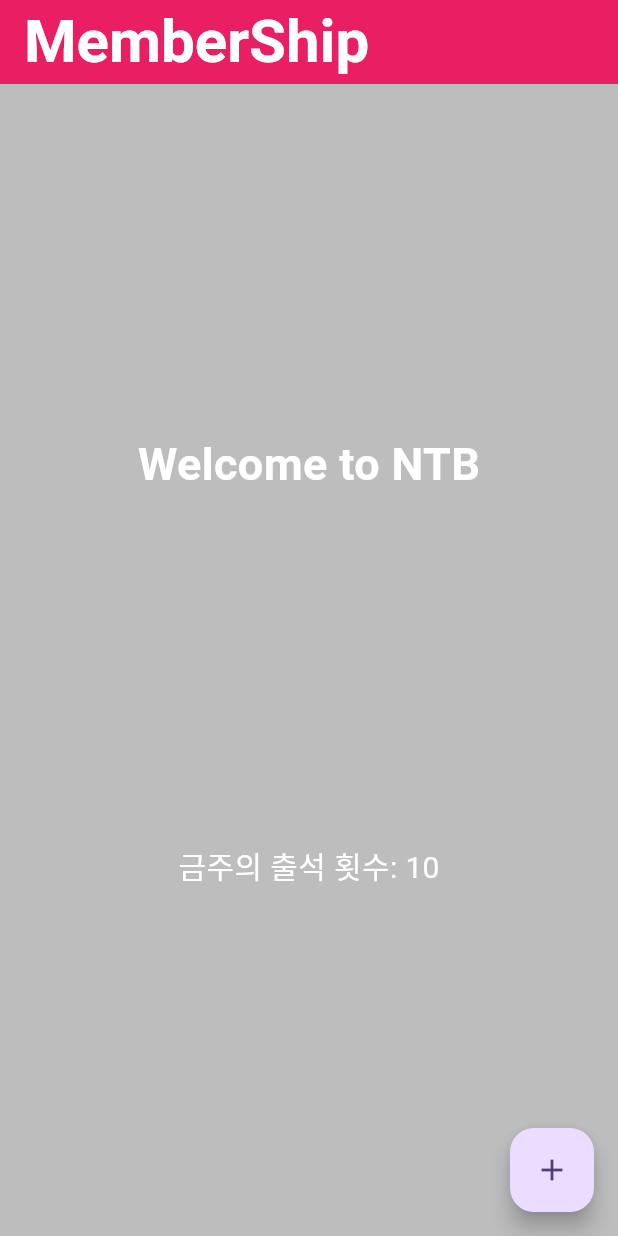
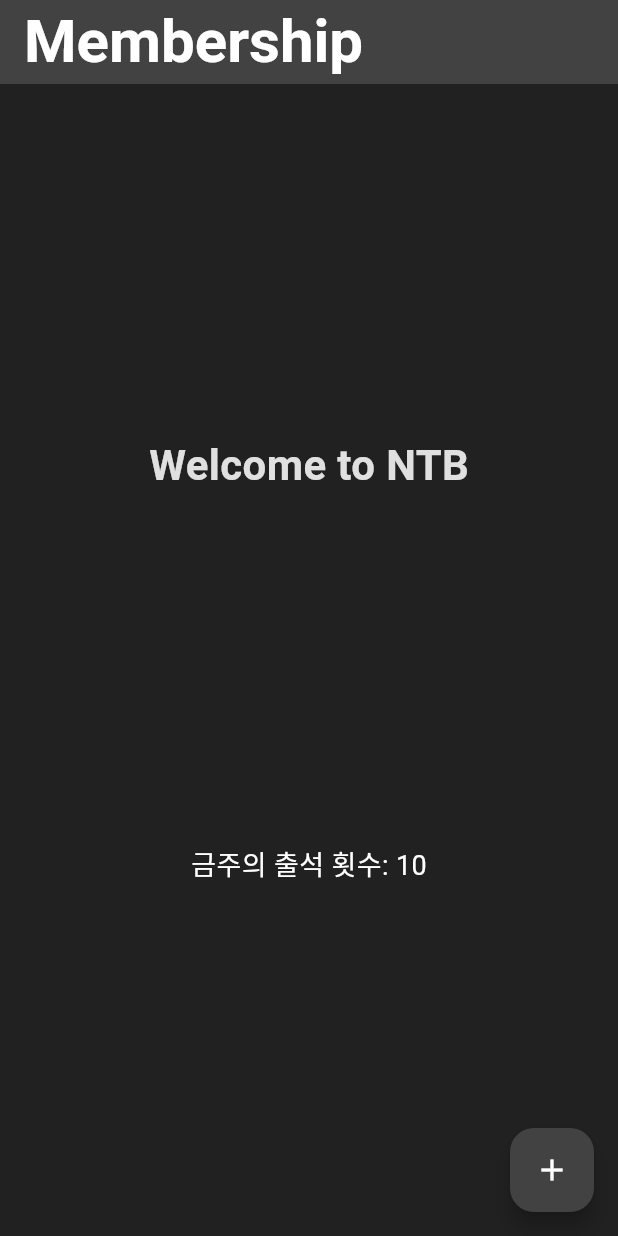
Before and after one commit to solardayz/ntb_membership, a Flutter app: the screen it shows after launch, on a phone screen of 412 x 824 dp. Run offline on Flutter 3.47's test engine with Material 3 defaults, Android fonts, the phone set to English and light mode, and no system bars.

Commit message:
그레이 버전

```diff
--- a/lib/main.dart
+++ b/lib/main.dart
@@ -7,15 +7,15 @@ void main() {
 class MyApp extends StatelessWidget {
   const MyApp({super.key});
 
-  // This widget is the root of your application.
   @override
   Widget build(BuildContext context) {
     return MaterialApp(
       title: 'NTB',
       theme: ThemeData(
         colorScheme: ColorScheme.fromSeed(seedColor: Colors.deepPurple),
+        useMaterial3: true,
       ),
-      home: const MyHomePage(title: 'MemberShip',),
+      home: const MyHomePage(title: 'Membership'),
     );
   }
 }
@@ -41,25 +41,42 @@ class _MyHomePageState extends State<MyHomePage> {
   @override
   Widget build(BuildContext context) {
     return Scaffold(
-      backgroundColor: Colors.black26,
+      backgroundColor: Colors.grey[900], // 검은색 계열 배경색
       appBar: AppBar(
-        backgroundColor: Colors.pink,
-        title: Text(widget.title,style: TextStyle(fontSize: 40, fontWeight: FontWeight.bold, color: Colors.white),),
+        backgroundColor: Colors.grey[800], // 어두운 회색 앱바 배경색
+        title: Text(
+          widget.title,
+          style: const TextStyle(
+              fontSize: 40, fontWeight: FontWeight.bold, color: Colors.white),
+        ),
       ),
       body: Center(
         child: Column(
           mainAxisAlignment: MainAxisAlignment.spaceEvenly,
           children: <Widget>[
-            Text('Welcome to NTB', style: TextStyle(fontSize: 30.0, fontWeight: FontWeight.bold, color: Colors.white)),
-            Text('금주의 출석 횟수: 10', style: TextStyle(fontSize: 20.0, color: Colors.white)),
+            Text(
+              'Welcome to NTB',
+              style: TextStyle(
+                  fontSize: 28.0,
+                  fontWeight: FontWeight.bold,
+                  color: Colors.grey[300]), // 밝은 회색 텍스트
+            ),
+            Text(
+              '금주의 출석 횟수: 10',
+              style: TextStyle(fontSize: 18.0, color: Colors.white),
+            ),
           ],
         ),
       ),
       floatingActionButton: FloatingActionButton(
         onPressed: _incrementCounter,
         tooltip: 'Increment',
-        child: const Icon(Icons.add),
-      ), // This trailing comma makes auto-formatting nicer for build methods.
+        backgroundColor: Colors.grey[800], // 어두운 회색 플로팅 액션 버튼 배경색
+        child: const Icon(
+          Icons.add,
+          color: Colors.white,
+        ), // 흰색 아이콘
+      ),
     );
   }
 }
```
